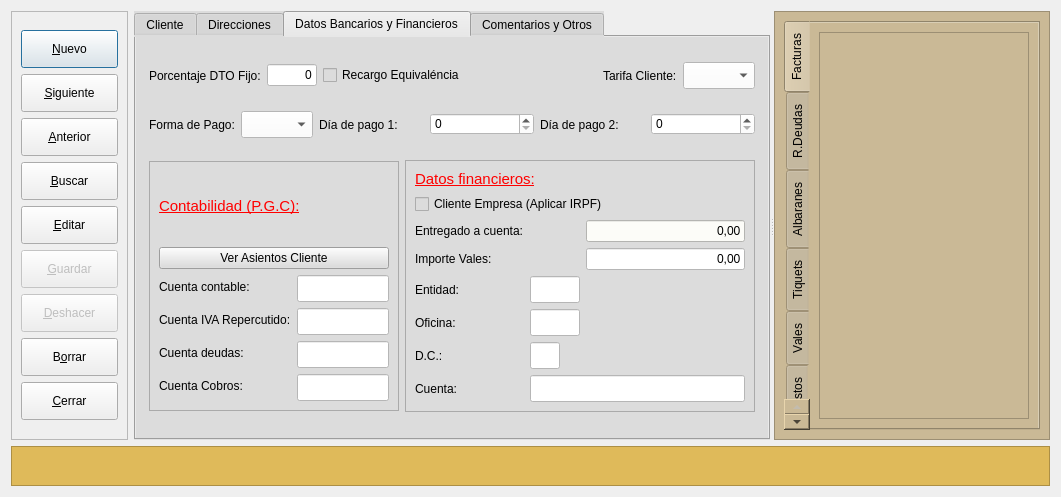
Before: the Qt Designer form frmClientes.ui in arcnexus/RedFoX, drawn with Qt 5.
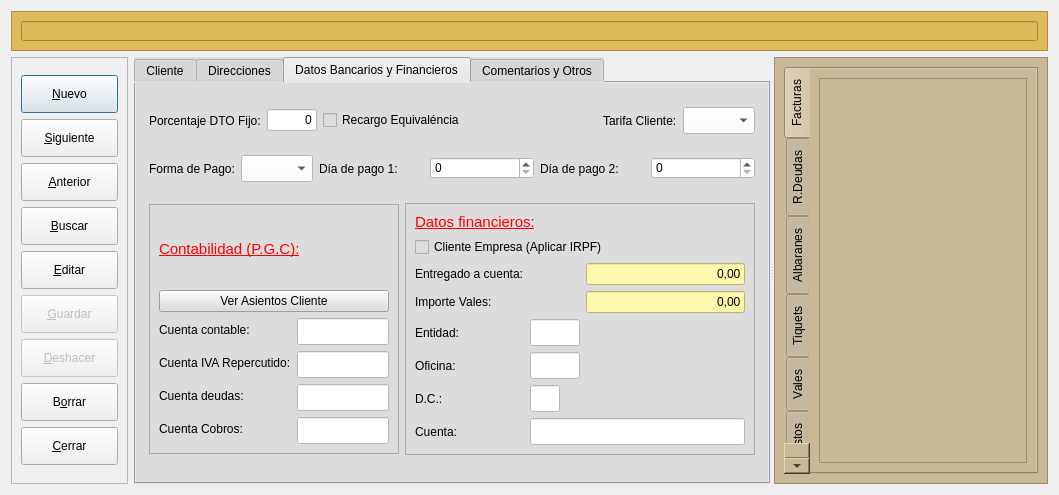
After: the same form once the commit is applied. The open tabs and pages were chosen to show the change. Icons and pictures are not drawn.

The edit to the form file:
```diff
--- a/frmClientes.ui
+++ b/frmClientes.ui
@@ -9,8 +9,8 @@
    <rect>
     <x>0</x>
     <y>0</y>
-    <width>1061</width>
-    <height>497</height>
+    <width>1059</width>
+    <height>495</height>
    </rect>
   </property>
   <property name="baseSize">
@@ -33,7 +33,7 @@
    <bool>true</bool>
   </property>
   <layout class="QGridLayout" name="gridLayout_3">
-   <item row="0" column="0">
+   <item row="1" column="0">
     <widget class="QFrame" name="frame_3">
      <property name="sizePolicy">
       <sizepolicy hsizetype="Minimum" vsizetype="Minimum">
@@ -226,7 +226,7 @@
      </layout>
     </widget>
    </item>
-   <item row="0" column="1">
+   <item row="1" column="1">
     <widget class="QSplitter" name="splitter">
      <property name="orientation">
       <enum>Qt::Horizontal</enum>
@@ -1883,8 +1883,15 @@
              </item>
              <item row="1" column="2">
               <widget class="QLineEdit" name="txtrImporteACuenta">
+               <property name="enabled">
+                <bool>false</bool>
+               </property>
+               <property name="focusPolicy">
+                <enum>Qt::NoFocus</enum>
+               </property>
                <property name="styleSheet">
-                <string notr="true">background-color: rgb(252, 252, 248);</string>
+                <string notr="true">color: rgb(0, 0, 0);
+background-color: rgb(255, 249, 173);</string>
                </property>
                <property name="text">
                 <string>0,00</string>
@@ -1896,8 +1903,15 @@
              </item>
              <item row="2" column="2">
               <widget class="QLineEdit" name="txtrVales">
+               <property name="enabled">
+                <bool>false</bool>
+               </property>
+               <property name="focusPolicy">
+                <enum>Qt::NoFocus</enum>
+               </property>
                <property name="styleSheet">
-                <string notr="true">background-color: rgb(255, 255, 255);</string>
+                <string notr="true">color: rgb(0, 0, 0);
+background-color: rgb(255, 249, 173);</string>
                </property>
                <property name="text">
                 <string>0,00</string>
@@ -2775,7 +2789,7 @@
      </widget>
     </widget>
    </item>
-   <item row="1" column="0" colspan="2">
+   <item row="0" column="0" colspan="2">
     <widget class="QFrame" name="frame_4">
      <property name="sizePolicy">
       <sizepolicy hsizetype="Preferred" vsizetype="Maximum">
@@ -3219,7 +3233,15 @@
      <property name="frameShadow">
       <enum>QFrame::Raised</enum>
      </property>
-     <layout class="QGridLayout" name="gridLayout_20"/>
+     <layout class="QGridLayout" name="gridLayout_20">
+      <item row="0" column="0">
+       <widget class="QLineEdit" name="txtNombreFiscal">
+        <property name="enabled">
+         <bool>false</bool>
+        </property>
+       </widget>
+      </item>
+     </layout>
     </widget>
    </item>
   </layout>
```
Left out of the diff: 21 changed lines with no effect on the pictures.
